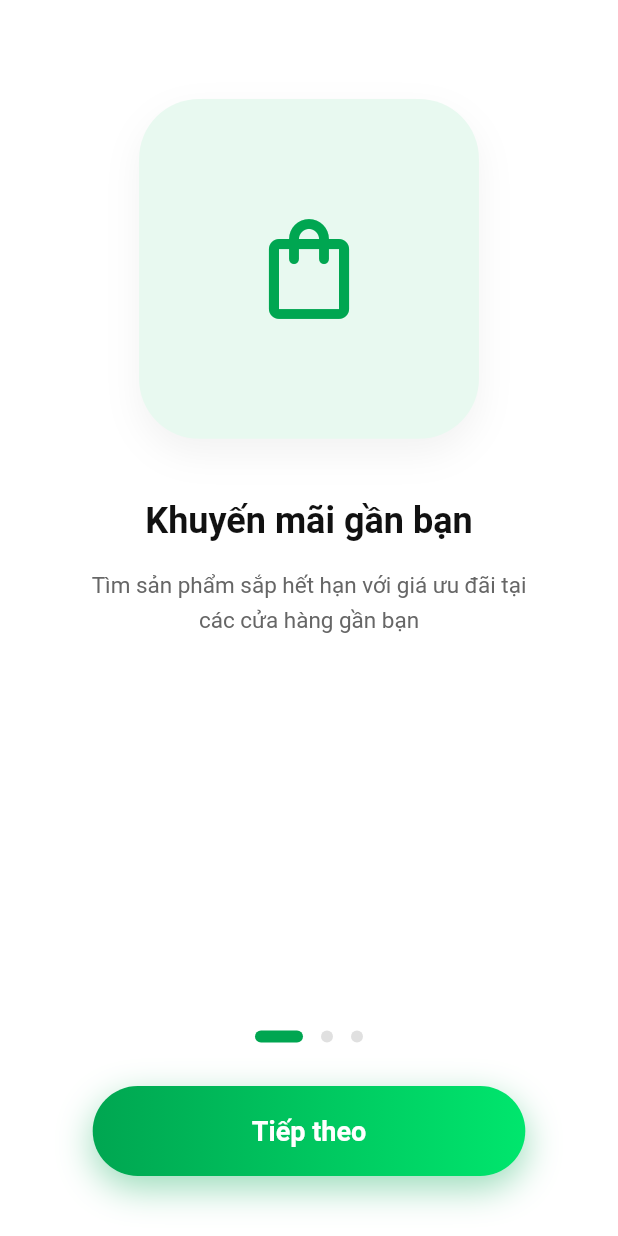
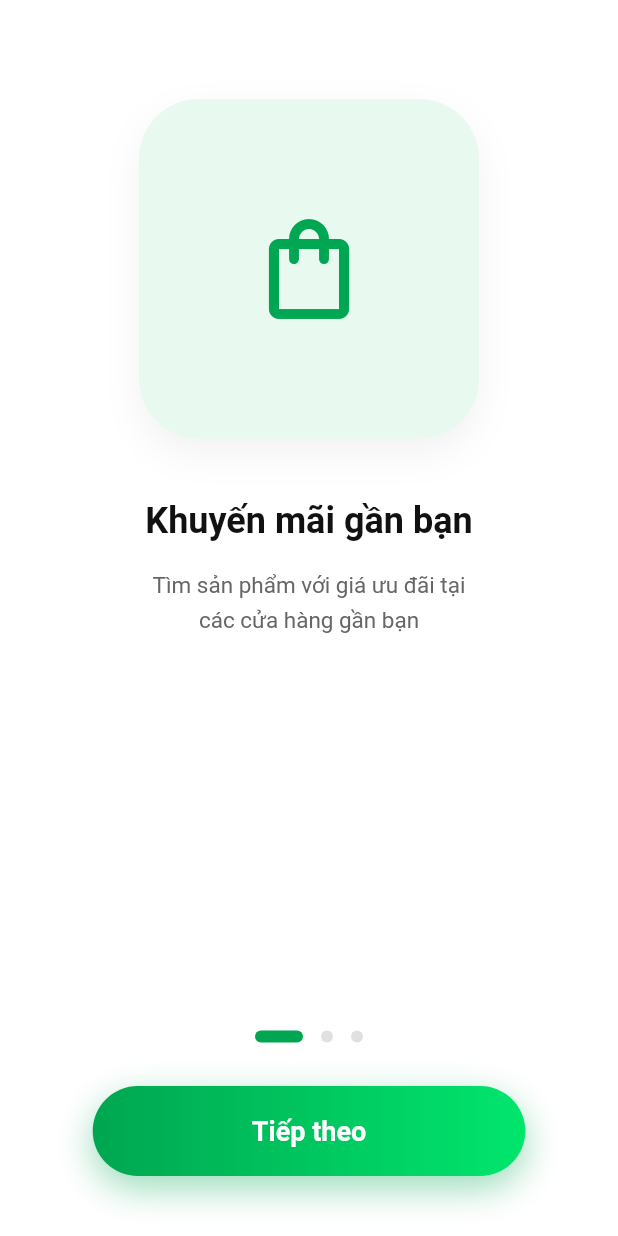
Before and after one commit to thinh55-hub/frontend_smartket, a Flutter app: the WelcomePage1 screen opened directly, on a phone screen of 412 x 824 dp. Run offline on Flutter 3.47's test engine with Material 3 defaults, Android fonts, the phone set to English and light mode, and no system bars; our stand-ins replace flutter_svg, google_fonts, shared_preferences; accounts and stored records are empty; network calls fail; Roboto replaces fonts that are missing (SF Pro Display).

Commit message:
refactor: tinh chỉnh nhỏ welcome screen (UI hoàn thiện hơn)

```diff
--- a/lib/screens/welcome_screen.dart
+++ b/lib/screens/welcome_screen.dart
@@ -27,7 +27,7 @@ class _WelcomePage1State extends State<WelcomePage1> {
   final List<Map<String, dynamic>> _onboardingData = [
     {
       "title": "Khuyến mãi gần bạn",
-      "desc": "Tìm sản phẩm sắp hết hạn với giá ưu đãi tại\ncác cửa hàng gần bạn",
+      "desc": "Tìm sản phẩm với giá ưu đãi tại\ncác cửa hàng gần bạn",
       "icon": Icons.shopping_bag_outlined,
       "bgIconColor": const Color(0xFFE8F9F0),
       "iconColor": const Color(0xFF00A651),
```
